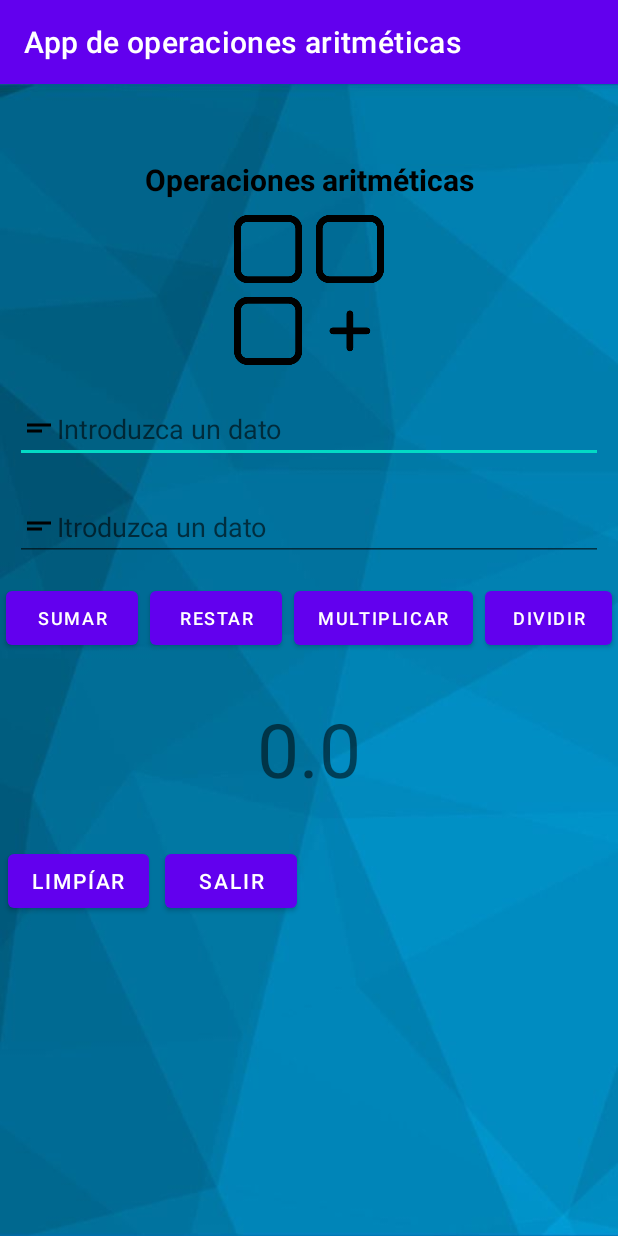
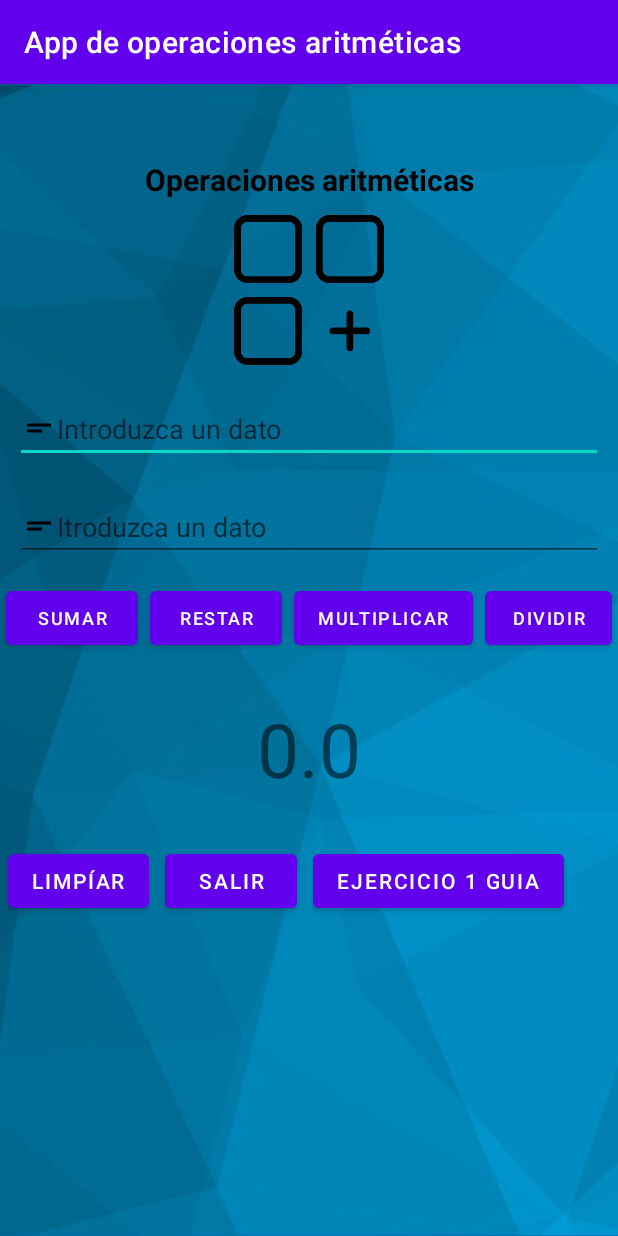
Before and after one commit to JhonatanRoque/Mi_primerAppAndroid, an Android app: the screen it shows after launch (MainActivity), on a phone screen of 412 x 824 dp. Run offline under Robolectric (Android 15) with nearby library versions, the phone set to English and light mode, and no system bars.

Commit message:
Ejercicio1_Guia

```diff
--- a/app/src/main/java/com/example/app_practica1/MainActivity.java
+++ b/app/src/main/java/com/example/app_practica1/MainActivity.java
@@ -2,6 +2,7 @@ package com.example.app_practica1;
 
 import androidx.appcompat.app.AppCompatActivity;
 
+import android.content.Intent;
 import android.os.Bundle;
 import android.view.View;
 import android.widget.Button;
@@ -10,7 +11,7 @@ import android.widget.TextView;
 import android.widget.Toast;
 
 public class MainActivity extends AppCompatActivity {
-    Button btnSumar, btnRestar, btnMulti, btnDividir, btnLimpiar,btnSalir;
+    Button btnSumar, btnRestar, btnMulti, btnDividir, btnLimpiar,btnSalir, btnSiguiente;
     EditText edt1, edt2;
     TextView tvres;
     Operaciones op = new Operaciones();
@@ -20,13 +21,14 @@ public class MainActivity extends AppCompatActivity {
         setContentView(R.layout.activity_main);
         edt1 = findViewById(R.id.etv1);
         edt2 = findViewById(R.id.etv2);
-        btnSumar = findViewById(R.id.btnsumar);
-        btnRestar = findViewById(R.id.btnrestar);
-        btnMulti = findViewById(R.id.btnmulti);
-        btnDividir = findViewById(R.id.btndividir);
+        btnSumar = (Button) findViewById(R.id.btnsumar);
+        btnRestar = (Button) findViewById(R.id.btnrestar);
+        btnMulti = (Button) findViewById(R.id.btnmulti);
+        btnDividir = (Button) findViewById(R.id.btndividir);
         tvres = findViewById(R.id.tvres);
-        btnLimpiar = findViewById(R.id.btnLimpiar);
-        btnSalir = findViewById(R.id.btnSalir);
+        btnLimpiar = (Button) findViewById(R.id.btnLimpiar);
+        btnSalir = (Button) findViewById(R.id.btnSalir);
+        btnSiguiente = (Button) findViewById(R.id.btnSiguiente);
         btnSumar.setOnClickListener(new View.OnClickListener() {
             @Override
             public void onClick(View view) {
@@ -110,5 +112,13 @@ public class MainActivity extends AppCompatActivity {
             }
         });
 
+        btnSiguiente.setOnClickListener(new View.OnClickListener() {
+            @Override
+            public void onClick(View view) {
+                Intent pantalla2 = new Intent(MainActivity.this, MainActivity2.class);
+                startActivity(pantalla2);
+            }
+        });
+
     }
 }
--- a/app/src/main/res/layout/activity_main.xml
+++ b/app/src/main/res/layout/activity_main.xml
@@ -115,6 +115,13 @@
             android:layout_height="wrap_content"
             android:layout_margin="5dp"
             android:text="Salir" />
+        <Button
+            android:id="@+id/btnSiguiente"
+            android:layout_width="wrap_content"
+            android:layout_height="wrap_content"
+            android:layout_margin="5dp"
+            android:text="Ejercicio 1 Guia"
+            />
     </androidx.appcompat.widget.LinearLayoutCompat>
 
 
```
Also changed, not shown: app/src/main/java/com/example/app_practica1/MainActivity2.java (+40 -1 lines), app/src/main/res/layout/activity_main2.xml (+85 -2 lines), app/src/main/res/values/strings.xml (+7 -0 lines).
